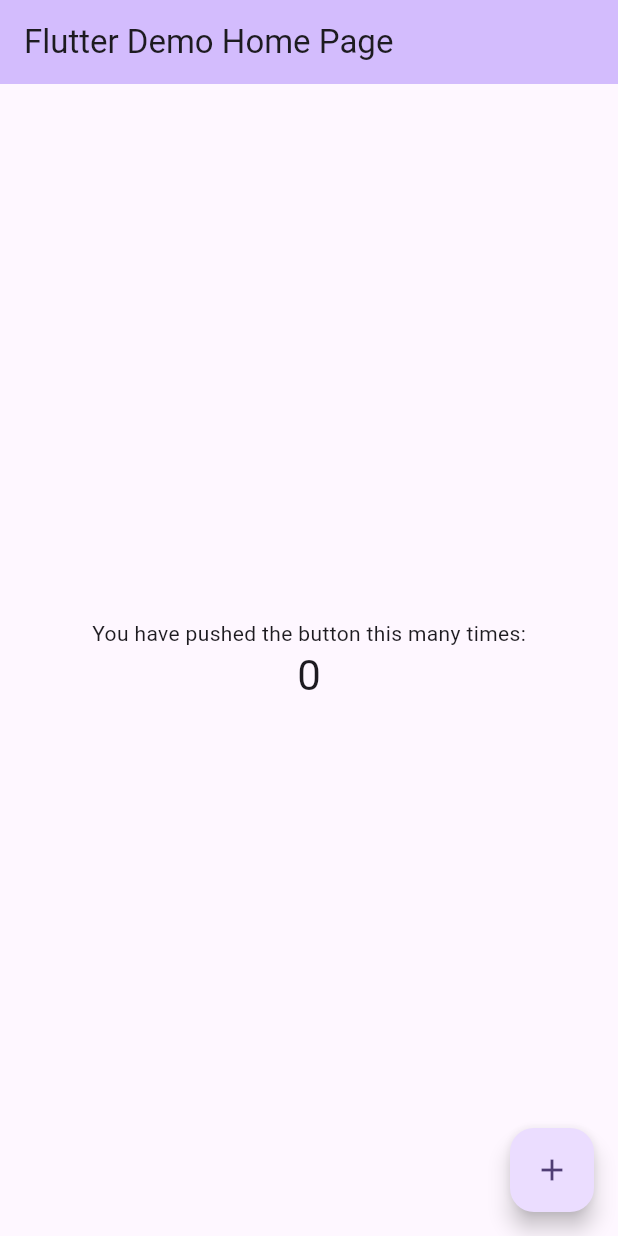
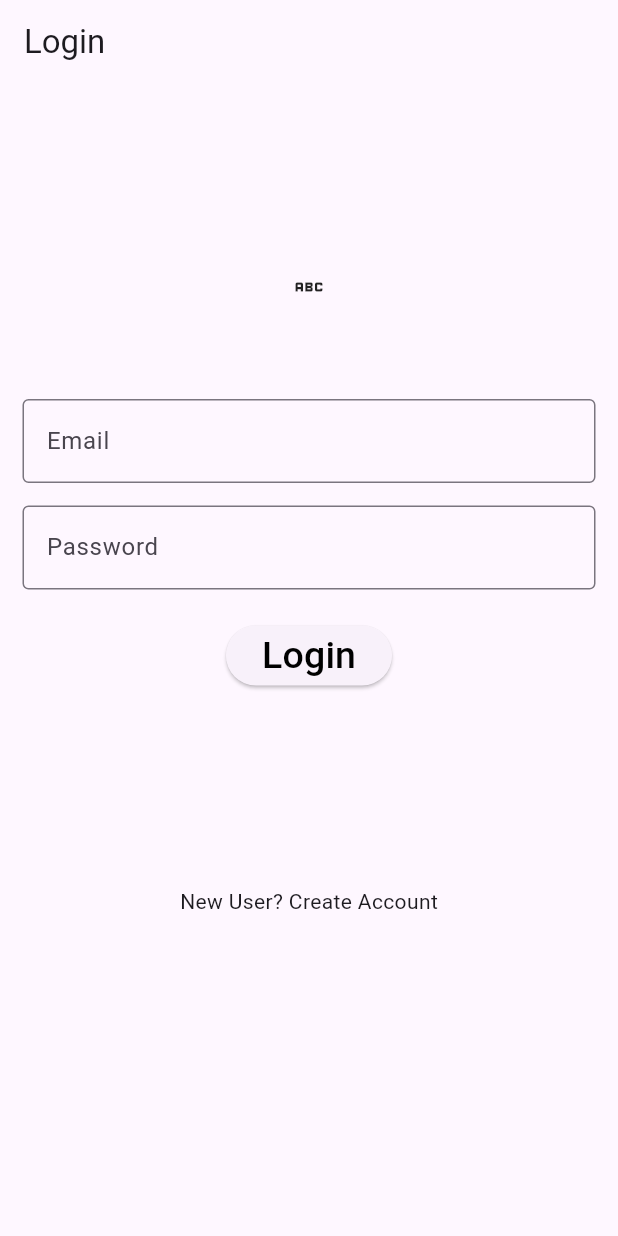
Before and after one commit to gokulmaxi/snapcrate-flutter, a Flutter app: the screen it shows after launch, on a phone screen of 412 x 824 dp. Run offline on Flutter 3.47's test engine with Material 2 defaults, Android fonts, the light colour scheme and no system bars; our stand-ins replace dio.

Commit message:
[ADD] added boilplate screen for login

```diff
--- a/lib/main.dart
+++ b/lib/main.dart
@@ -1,8 +1,5 @@
-import 'dart:io';
-
-import 'package:file_picker/file_picker.dart';
-import 'package:watcher/watcher.dart';
 import 'package:flutter/material.dart';
+import 'package:snapcrate/screens/login_screen.dart';
 
 void main() {
   runApp(const MyApp());
@@ -17,95 +14,11 @@ class MyApp extends StatelessWidget {
     return MaterialApp(
       title: 'Flutter Demo',
       theme: ThemeData(
-        // This is the theme of your application.
-        //
-        // TRY THIS: Try running your application with "flutter run". You'll see
-        // the application has a blue toolbar. Then, without quitting the app,
-        // try changing the seedColor in the colorScheme below to Colors.green
-        // and then invoke "hot reload" (save your changes or press the "hot
-        // reload" button in a Flutter-supported IDE, or press "r" if you used
-        // the command line to start the app).
-        //
-        // Notice that the counter didn't reset back to zero; the application
-        // state is not lost during the reload. To reset the state, use hot
-        // restart instead.
-        //
-        // This works for code too, not just values: Most code changes can be
-        // tested with just a hot reload.
         colorScheme: ColorScheme.fromSeed(seedColor: Colors.deepPurple),
         useMaterial3: true,
       ),
-      home: const MyHomePage(title: 'Flutter Demo Home Page'),
+      initialRoute: LoginScreen.routeName,
+      routes: {LoginScreen.routeName: (context) => const LoginScreen()},
     );
   }
 }
-
-class MyHomePage extends StatefulWidget {
-  const MyHomePage({super.key, required this.title});
-
-  // This widget is the home page of your application. It is stateful, meaning
-  // that it has a State object (defined below) that contains fields that affect
-  // how it looks.
-
-  // This class is the configuration for the state. It holds the values (in this
-  // case the title) provided by the parent (in this case the App widget) and
-  // used by the build method of the State. Fields in a Widget subclass are
-  // always marked "final".
-
-  final String title;
-
-  @override
-  State<MyHomePage> createState() => _MyHomePageState();
-}
-
-class _MyHomePageState extends State<MyHomePage> {
-  int _counter = 0;
-
-  void _incrementCounter() async {
-    setState(() {
-      // This call to setState tells the Flutter framework that something has
-      // changed in this State, which causes it to rerun the build method below
-      // so that the display can reflect the updated values. If we changed
-      // _counter without calling setState(), then the build method would not be
-      // called again, and so nothing would appear to happen.
-      _counter++;
-    });
-  }
-
-  @override
-  Widget build(BuildContext context) {
-    // This method is rerun every time setState is called, for instance as done
-    // by the _incrementCounter method above.
-    //
-    // The Flutter framework has been optimized to make rerunning build methods
-    // fast, so that you can just rebuild anything that needs updating rather
-    // than having to individually change instances of widgets.
-    return Scaffold(
-      appBar: AppBar(
-        backgroundColor: Theme.of(context).colorScheme.inversePrimary,
-        // Here we take the value from the MyHomePage object that was created by
-        // the App.build method, and use it to set our appbar title.
-        title: Text(widget.title),
-      ),
-      body: Center(
-        child: Column(
-          mainAxisAlignment: MainAxisAlignment.center,
-          children: <Widget>[
-            const Text(
-              'You have pushed the button this many times:',
-            ),
-            Text(
-              '$_counter',
-              style: Theme.of(context).textTheme.headlineMedium,
-            ),
-          ],
-        ),
-      ),
-      floatingActionButton: FloatingActionButton(
-        onPressed: _incrementCounter,
-        tooltip: 'Increment',
-        child: const Icon(Icons.add),
-      ), // This trailing comma makes auto-formatting nicer for build methods.
-    );
-  }
-}
--- /dev/null
+++ b/lib/screens/login_screen.dart
@@ -0,0 +1,84 @@
+import 'package:flutter/material.dart';
+
+class LoginScreen extends StatefulWidget {
+  static const routeName = "/loginScreen";
+
+  const LoginScreen({super.key});
+
+  @override
+  State<LoginScreen> createState() => _LoginScreenState();
+}
+
+class _LoginScreenState extends State<LoginScreen> {
+  final _emailController = TextEditingController();
+  final _passwordController = TextEditingController();
+
+  @override
+  Widget build(BuildContext context) {
+    return Scaffold(
+      appBar: AppBar(
+        title: const Text("Login"),
+      ),
+      body: SingleChildScrollView(
+        child: Column(
+          children: <Widget>[
+            Padding(
+              padding: const EdgeInsets.only(top: 60.0),
+              child: Center(
+                child: Container(
+                  width: 200,
+                  height: 150,
+                  /*decoration: BoxDecoration(
+                        color: Colors.red,
+                        borderRadius: BorderRadius.circular(50.0)),*/
+                  child: const Icon(Icons.abc),
+                ),
+              ),
+            ),
+            Padding(
+              padding: const EdgeInsets.symmetric(horizontal: 15),
+              child: TextField(
+                controller: _emailController,
+                decoration: const InputDecoration(
+                    border: OutlineInputBorder(),
+                    labelText: 'Email',
+                    hintText: 'Enter valid email id as abc@gmail.com'),
+              ),
+            ),
+            Padding(
+              padding: const EdgeInsets.only(
+                  left: 15.0, right: 15.0, top: 15, bottom: 0),
+              child: TextField(
+                controller: _passwordController,
+                obscureText: true,
+                decoration: const InputDecoration(
+                    border: OutlineInputBorder(),
+                    labelText: 'Password',
+                    hintText: 'Enter secure password'),
+              ),
+            ),
+            Padding(
+              padding: const EdgeInsets.only(top: 20),
+              child: ElevatedButton(
+                onPressed: () {
+                  // TODO add the service call for login
+                  print(
+                      "email: ${_emailController.text},pass: ${_passwordController.text}");
+                },
+                child: const Text(
+                  'Login',
+                  style: TextStyle(color: Colors.black, fontSize: 25),
+                ),
+              ),
+            ),
+            const SizedBox(
+              height: 130,
+            ),
+            //TODO add gesture detector and navigate to register screen
+            const Text('New User? Create Account')
+          ],
+        ),
+      ),
+    );
+  }
+}
```
